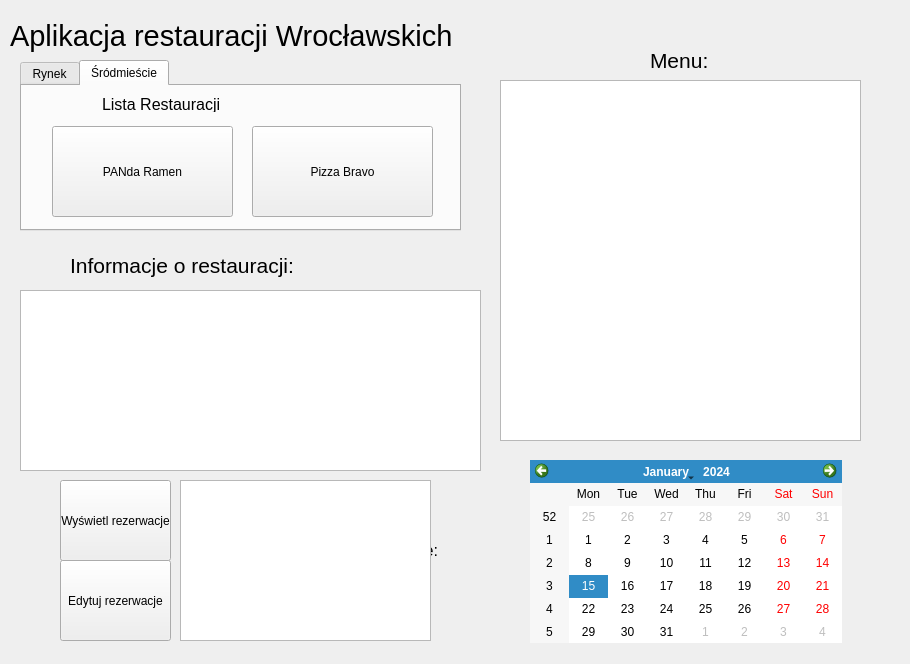
Old version of the form mainwindow.ui in the repository Johny250353/projek1.
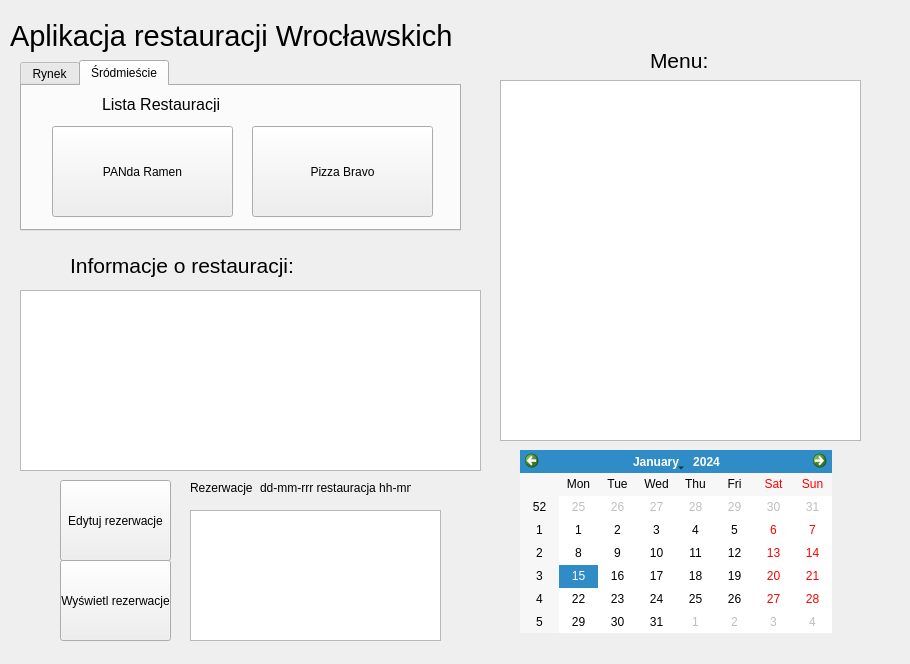
New version of the form.

```diff
--- a/mainwindow.ui
+++ b/mainwindow.ui
@@ -17,8 +17,8 @@
    <widget class="QCalendarWidget" name="calendarWidget">
     <property name="geometry">
      <rect>
-      <x>530</x>
-      <y>460</y>
+      <x>520</x>
+      <y>450</y>
       <width>312</width>
       <height>183</height>
      </rect>
@@ -36,24 +36,6 @@
      <bool>false</bool>
     </property>
    </widget>
-   <widget class="QLabel" name="label_2">
-    <property name="geometry">
-     <rect>
-      <x>310</x>
-      <y>540</y>
-      <width>131</width>
-      <height>20</height>
-     </rect>
-    </property>
-    <property name="font">
-     <font>
-      <pointsize>12</pointsize>
-     </font>
-    </property>
-    <property name="text">
-     <string>Twoje rezerwacje:</string>
-    </property>
-   </widget>
    <widget class="QTabWidget" name="tabWidget">
     <property name="geometry">
      <rect>
@@ -223,7 +205,7 @@
     <property name="geometry">
      <rect>
       <x>60</x>
-      <y>560</y>
+      <y>480</y>
       <width>111</width>
       <height>81</height>
      </rect>
@@ -236,7 +218,7 @@
     <property name="geometry">
      <rect>
       <x>60</x>
-      <y>480</y>
+      <y>560</y>
       <width>111</width>
       <height>81</height>
      </rect>
@@ -258,10 +240,10 @@
    <widget class="QPlainTextEdit" name="plainTextEdit_2">
     <property name="geometry">
      <rect>
-      <x>180</x>
-      <y>480</y>
+      <x>190</x>
+      <y>510</y>
       <width>251</width>
-      <height>161</height>
+      <height>131</height>
      </rect>
     </property>
    </widget>
@@ -275,6 +257,32 @@
      </rect>
     </property>
    </widget>
+   <widget class="QLabel" name="label_2">
+    <property name="geometry">
+     <rect>
+      <x>190</x>
+      <y>480</y>
+      <width>81</width>
+      <height>16</height>
+     </rect>
+    </property>
+    <property name="text">
+     <string>Rezerwacje</string>
+    </property>
+   </widget>
+   <widget class="QLabel" name="label_5">
+    <property name="geometry">
+     <rect>
+      <x>260</x>
+      <y>480</y>
+      <width>151</width>
+      <height>16</height>
+     </rect>
+    </property>
+    <property name="text">
+     <string>dd-mm-rrr restauracja hh-mm</string>
+    </property>
+   </widget>
   </widget>
  </widget>
  <tabstops>
```
